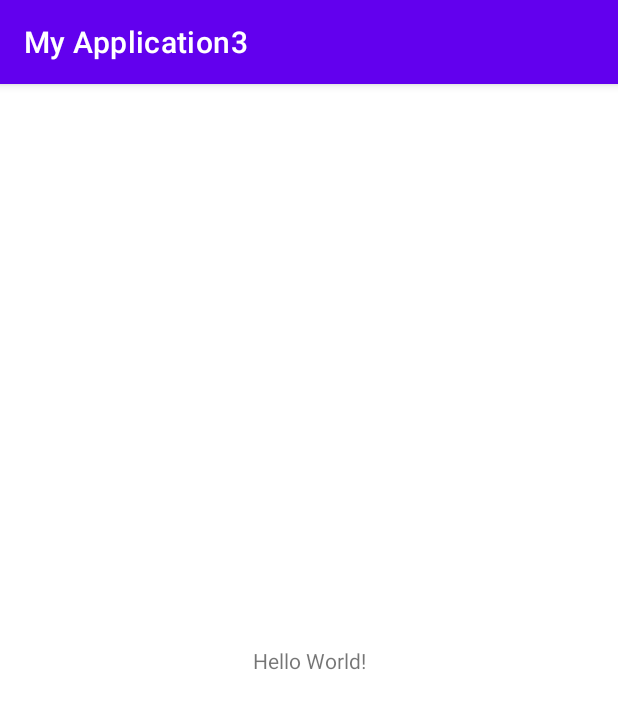
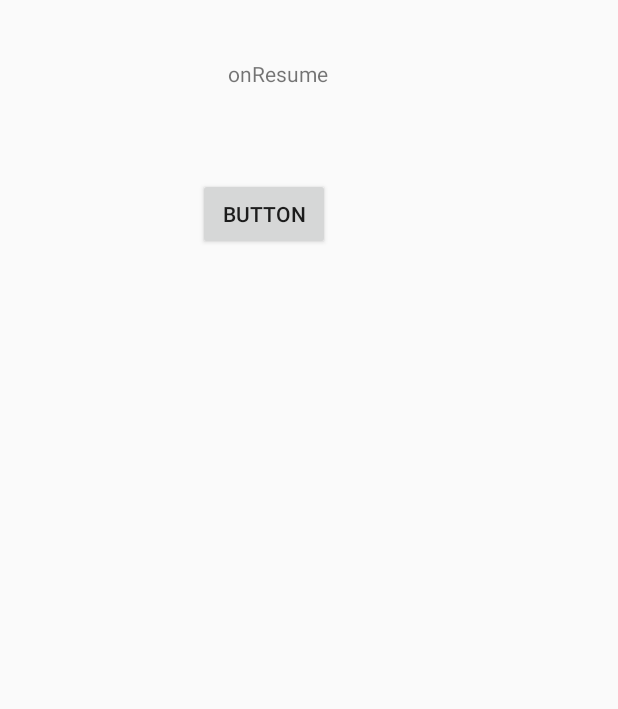
Before and after one commit to pchw8598/MyApplication3, an Android app: the screen it shows after launch (MainActivity), on a phone screen of 412 x 824 dp. Shown: the top 709 px of the screen. Run offline under Robolectric (Android 15) with nearby library versions, the phone set to English and light mode, and no system bars.

Commit message:
second commit

```diff
--- a/app/build.gradle
+++ b/app/build.gradle
@@ -1,6 +1,7 @@
 plugins {
     id 'com.android.application'
     id 'org.jetbrains.kotlin.android'
+    id 'kotlin-android-extensions'
 }
 
 android {
@@ -30,6 +31,9 @@ android {
     kotlinOptions {
         jvmTarget = '1.8'
     }
+    viewBinding {
+        enabled = true
+    }
 }
 
 dependencies {
--- a/app/src/main/java/com/example/myapplication3/MainActivity.kt
+++ b/app/src/main/java/com/example/myapplication3/MainActivity.kt
@@ -2,10 +2,57 @@ package com.example.myapplication3
 
 import androidx.appcompat.app.AppCompatActivity
 import android.os.Bundle
+import android.util.Log
+import android.widget.Toast
+import kotlinx.android.synthetic.main.activity_main.*
 
 class MainActivity : AppCompatActivity() {
     override fun onCreate(savedInstanceState: Bundle?) {
         super.onCreate(savedInstanceState)
         setContentView(R.layout.activity_main)
+
+        textView.text="onCreate"
+        Toast.makeText(this,"onCreate",Toast.LENGTH_SHORT).show()
+        Log.d("D1","onCreate")
+    }
+
+    override fun onStart() {
+        super.onStart()
+        textView.text="onStart"
+        Toast.makeText(this,"onStart",Toast.LENGTH_SHORT).show()
+        Log.d("D1","onStart")
+    }
+
+    override fun onPause() {
+        super.onPause()
+
+        textView.text="onPause"
+        Toast.makeText(this,"onPause",Toast.LENGTH_SHORT).show()
+        Log.d("D1","onPause")
+    }
+
+    override fun onResume() {
+        super.onResume()
+
+        textView.text="onResume"
+        Toast.makeText(this,"onResume",Toast.LENGTH_SHORT).show()
+        Log.d("D1","onResume")
+
+    }
+
+    override fun onStop() {
+        super.onStop()
+
+        textView.text="onStop"
+        Toast.makeText(this,"onStop",Toast.LENGTH_SHORT).show()
+        Log.d("D1","onStop")
+    }
+
+    override fun onDestroy() {
+        super.onDestroy()
+
+        textView.text="onDestroy"
+        Toast.makeText(this,"onDestroy",Toast.LENGTH_SHORT).show()
+        Log.d("D1","onDestroy")
     }
 }
--- a/app/src/main/res/layout/activity_main.xml
+++ b/app/src/main/res/layout/activity_main.xml
@@ -7,12 +7,25 @@
     tools:context=".MainActivity">
 
     <TextView
+        android:id="@+id/textView"
         android:layout_width="wrap_content"
         android:layout_height="wrap_content"
-        android:text="Hello World!"
+        android:text="@string/str"
         app:layout_constraintBottom_toBottomOf="parent"
         app:layout_constraintEnd_toEndOf="parent"
+        app:layout_constraintHorizontal_bias="0.44"
         app:layout_constraintStart_toStartOf="parent"
-        app:layout_constraintTop_toTopOf="parent" />
+        app:layout_constraintTop_toTopOf="parent"
+        app:layout_constraintVertical_bias="0.049" />
+
+    <Button
+        android:id="@+id/button1"
+        android:layout_width="wrap_content"
+        android:layout_height="wrap_content"
+        android:layout_marginStart="132dp"
+        android:layout_marginTop="60dp"
+        android:text="Button"
+        app:layout_constraintStart_toStartOf="parent"
+        app:layout_constraintTop_toBottomOf="@+id/textView" />
 
 </androidx.constraintlayout.widget.ConstraintLayout>
--- a/app/src/main/res/values/strings.xml
+++ b/app/src/main/res/values/strings.xml
@@ -1,3 +1,4 @@
 <resources>
     <string name="app_name">My Application3</string>
+    <string name="str">Life cycle</string>
 </resources>
--- a/app/src/main/res/values/themes.xml
+++ b/app/src/main/res/values/themes.xml
@@ -1,6 +1,6 @@
 <resources xmlns:tools="http://schemas.android.com/tools">
     <!-- Base application theme. -->
-    <style name="Theme.MyApplication3" parent="Theme.MaterialComponents.DayNight.DarkActionBar">
+    <style name="Theme.MyApplication3" parent="Theme.MaterialComponents.DayNight.NoActionBar.Bridge">
         <!-- Primary brand color. -->
         <item name="colorPrimary">@color/purple_500</item>
         <item name="colorPrimaryVariant">@color/purple_700</item>
```
